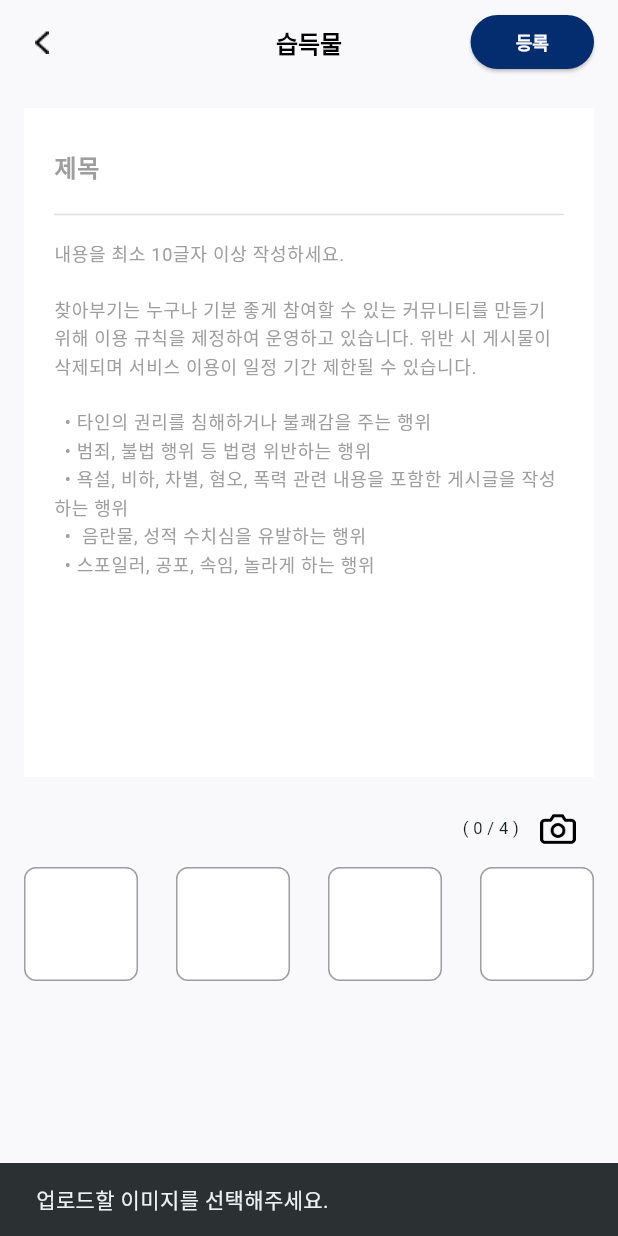
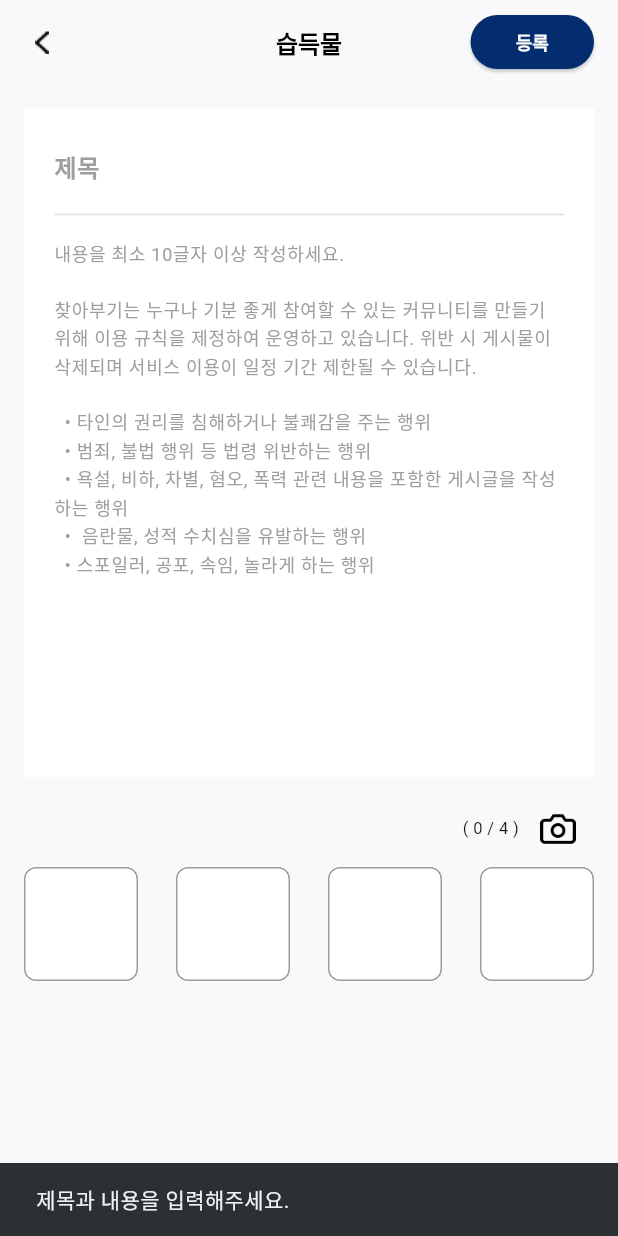
Before and after one commit to ZUZ1H3/Hansung_where, a Flutter app: the WritePage screen opened directly, after a tap on "등록", on a phone screen of 412 x 824 dp. Run offline on Flutter 3.47's test engine with Material 3 defaults, Android fonts, the phone set to English and light mode, and no system bars; our stand-ins replace firebase_core, firebase_storage, flutter_dotenv, fluttertoast, image_picker, shared_preferences; missing offline and left inert: mysql_client; accounts and stored records are empty; Roboto replaces fonts that are missing (Neo).

Commit message:
MySQL 게시글 저장 기능 구현

```diff
--- a/lib/screens/WritePage.dart
+++ b/lib/screens/WritePage.dart
@@ -3,6 +3,8 @@ import 'package:hansung_where/theme/colors.dart';
 import 'dart:io';
 import 'package:image_picker/image_picker.dart';
 import 'package:hansung_where/PostUploader.dart';
+import 'package:hansung_where/DbConn.dart';
+import 'package:shared_preferences/shared_preferences.dart';
 
 class WritePage extends StatefulWidget {
   final String type;
@@ -19,6 +21,12 @@ class _WritePageState extends State<WritePage> {
   final PostUploader _postUploader = PostUploader();
 
   final List<File?> selectedImages = [null, null, null, null]; // 최대 4개 이미지
+
+  Future<int> getUserId() async {
+    final prefs = await SharedPreferences.getInstance();
+    final studentId = prefs.getString('studentId');
+    return int.tryParse(studentId ?? '') ?? 2211062; // 문자열을 정수로 변환, 실패 시 0 반환
+  }
 
   Future<void> _pickImage() async {
     if (selectedImages.where((img) => img != null).length >= 4) {
@@ -102,8 +110,55 @@ class _WritePageState extends State<WritePage> {
             padding: const EdgeInsets.symmetric(vertical: 10, horizontal: 16),
             child: ElevatedButton(
               onPressed: () async {
-                await uploadImagesToFirebase(); // Firebase 이미지 업로드 호출
+                if (titleController.text.isEmpty || contentController.text.isEmpty) {
+                  ScaffoldMessenger.of(context).showSnackBar(
+                    SnackBar(content: Text('제목과 내용을 입력해주세요.')),
+                  );
+                  return;
+                }
+
+                // 선택된 이미지 파일만 필터링
+                List<File> imageFiles = selectedImages.whereType<File>().toList();
+
+                try {
+                  int userId = await getUserId();
+                  // Firebase Storage 업로드
+                  List<String> uploadedUrls = [];
+                  for (int i = 0; i < imageFiles.length; i++) {
+                    String downloadUrl = await _postUploader.uploadImage(imageFiles[i], i + 1);
+                    uploadedUrls.add(downloadUrl);
+                  }
+
+                  // MySQL에 게시글 저장
+                  bool isSuccess = await DbConn.savePost(
+                    title: titleController.text,
+                    body: contentController.text,
+                    userId: userId, // 사용자 ID
+                    imageUrl1: uploadedUrls.isNotEmpty ? uploadedUrls[0] : null,
+                    imageUrl2: uploadedUrls.length > 1 ? uploadedUrls[1] : null,
+                    imageUrl3: uploadedUrls.length > 2 ? uploadedUrls[2] : null,
+                    imageUrl4: uploadedUrls.length > 3 ? uploadedUrls[3] : null,
+                    type: widget.type, // WritePage에서 전달받은 type 값
+                    place: '서울', // 장소 키워드
+                    thing: '지갑', // 물건 키워드
+                  );
+
+                  if (isSuccess) {
+                    ScaffoldMessenger.of(context).showSnackBar(
+                      SnackBar(content: Text('게시물이 저장되었습니다.')),
+                    );
+                    Navigator.pop(context); // 메인 화면으로 돌아가기
+                  } else {
+                    throw Exception("게시물 저장 실패");
+                  }
+                } catch (e) {
+                  print("Error: $e");
+                  ScaffoldMessenger.of(context).showSnackBar(
+                    SnackBar(content: Text('오류 발생: $e')),
+                  );
+                }
               },
+
 
               style: ElevatedButton.styleFrom(
                 backgroundColor: Color(0xFF042D6F),
```
